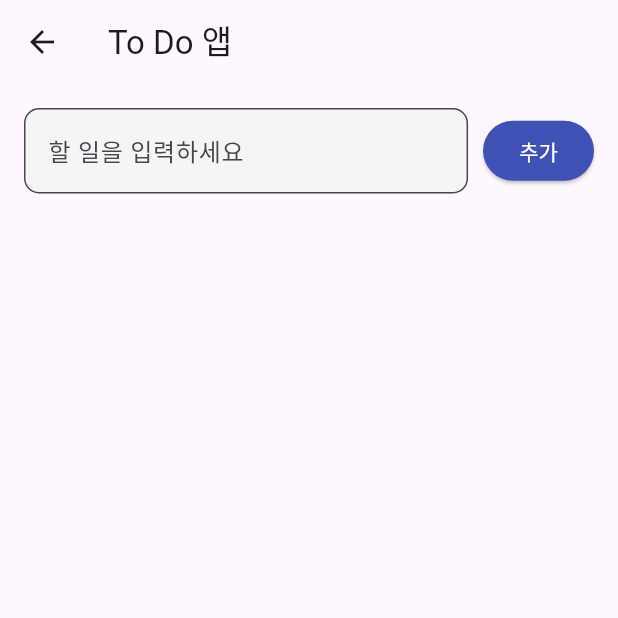
After one commit to brian-jteom/chungju-flutter, a Flutter app: the TodoPage screen opened by its route, on a phone screen of 412 x 824 dp, the top half of it. The commit adds this screen. Run offline on Flutter 3.47's test engine with Material 3 defaults, Android fonts, the phone set to English and light mode, and no system bars; our stand-ins replace shared_preferences; accounts and stored records are empty.

Commit message:
to do 하다 중지

```diff
--- /dev/null
+++ b/devtools_options.yaml
@@ -0,0 +1,3 @@
+description: This file stores settings for Dart & Flutter DevTools.
+documentation: https://docs.flutter.dev/tools/devtools/extensions#configure-extension-enablement-states
+extensions:
--- /dev/null
+++ b/lib/ToDoPage.dart
@@ -0,0 +1,54 @@
+
+import 'package:flutter/material.dart';
+
+class TodoPage extends StatefulWidget {
+  const TodoPage({super.key});
+
+  @override
+  State<TodoPage> createState() => _TodoPageState();
+}
+
+class _TodoPageState extends State<TodoPage> {
+
+
+  @override
+  Widget build(BuildContext context) {
+    return Scaffold(
+      appBar: AppBar(
+        title: const Text("To Do 앱"),
+      ),
+      body: Column(
+        children: [
+          Padding(
+              padding: const EdgeInsets.all(16),
+              child: Row(
+                children: [
+                  Expanded(
+                      child: TextField(
+                        decoration: InputDecoration(
+                          hintText: "할 일을 입력하세요",
+                          border: OutlineInputBorder(
+                            borderRadius: BorderRadius.circular(10)
+                          ),
+                          filled: true,
+                          fillColor: Colors.grey[100]
+                        ),
+                      )
+                  ),
+                  const SizedBox(width: 10),
+                  ElevatedButton(
+                      onPressed: () => {},
+                      style: ElevatedButton.styleFrom(
+                        backgroundColor: Colors.indigo,
+                        foregroundColor: Colors.white
+                      ),
+                      child: const Text("추가")
+                  )
+                ],
+              ),
+          )
+        ],
+      ),
+    );
+  }
+}
--- a/lib/main.dart
+++ b/lib/main.dart
@@ -1,8 +1,10 @@
 import 'package:flutter/material.dart';
+import 'package:hello/ToDoPage.dart';
 import 'package:hello/button_page.dart';
 import 'package:hello/flex_page.dart';
 import 'package:hello/image_page.dart';
 import 'package:hello/layout_page.dart';
+import 'package:hello/list_page.dart';
 import 'package:hello/popup_page.dart';
 import 'package:hello/setting_page.dart';
 
@@ -33,6 +35,8 @@ class MyApp extends StatelessWidget {
         '/image': (context) => const ImagePage(),
         '/button': (context) => const ButtonPage(),
         '/input': (context) => const InputPage(),
+        '/list': (context) => const ListPage(),
+        '/to-do': (context) => const TodoPage(),
       },
     );
   }
--- a/pubspec.yaml
+++ b/pubspec.yaml
@@ -30,6 +30,7 @@ environment:
 dependencies:
   flutter:
     sdk: flutter
+  shared_preferences:
 
   # The following adds the Cupertino Icons font to your application.
   # Use with the CupertinoIcons class for iOS style icons.
```
Also changed, not shown: lib/drawer.dart (+18 -0 lines), lib/list_page.dart (added, +143 -0 lines), pubspec.lock.
